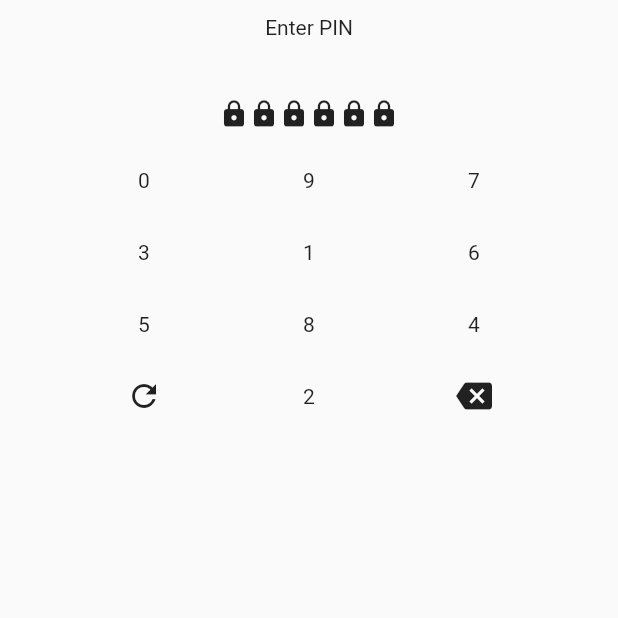
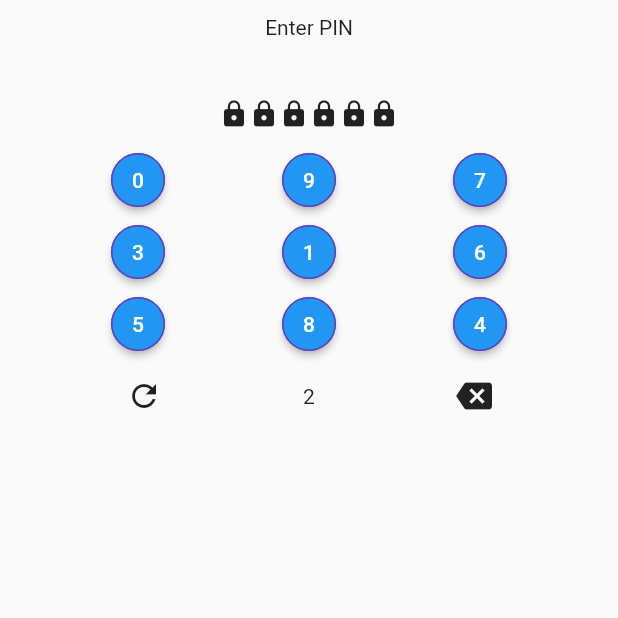
Before and after one commit to sumitsharansatsangi/flutter-pinpad, a Flutter app: the screen it shows after launch, after a tap on the "input" icon, on a phone screen of 412 x 824 dp, the top half of it. Run offline on Flutter 3.47's test engine with Material 2 defaults, Android fonts, the phone set to English and light mode, and no system bars.

Commit message:
button style added

```diff
--- a/example/lib/main.dart
+++ b/example/lib/main.dart
@@ -36,7 +36,8 @@ class MyHomePageState extends State<MyHomePage> {
 
   Future _getPin() async {
     var pin =
-        await PinPadHelper.requestPin(context: context, pinpad: const PinPad());
+        await PinPadHelper.requestPin(context: context,
+            pinpad:  PinPad(buttonStyle: ElevatedButton.styleFrom(shape: const CircleBorder(side: BorderSide(color: Colors.deepPurple)) ) ));
     setState(() {
       _pin = pin ?? "";
     });
--- a/lib/keypad.dart
+++ b/lib/keypad.dart
@@ -5,7 +5,7 @@ class KeyPad extends StatelessWidget {
   final Decoration? decoration;
 
   /// decoration for the buttons on the KeyPad.
-  final Decoration? buttonDecoration;
+  final ButtonStyle? buttonStyle;
 
   /// to scramble the position of input keys.
   final bool scrambleKeys;
@@ -24,7 +24,7 @@ class KeyPad extends StatelessWidget {
   const KeyPad(this.numbers, this.addInput, this.removeInput, this.clear,
       [this.scrambleKeys = true,
       this.decoration,
-      this.buttonDecoration,
+      this.buttonStyle,
       this.buttonTextStyle,
       Key? key])
       : super(key: key);
@@ -48,8 +48,9 @@ class KeyPad extends StatelessWidget {
     return Row(
       mainAxisAlignment: MainAxisAlignment.spaceEvenly,
       children: inputs
-          .map((value) => IconButton(
-                icon: Text(value.toString(), style: buttonTextStyle),
+          .map((value) => ElevatedButton(
+                style: buttonStyle,
+                child: Text(value.toString(), style: buttonTextStyle),
                 onPressed: () => addInput(value.toString()),
               ))
           .toList(),
--- a/lib/pinpad.dart
+++ b/lib/pinpad.dart
@@ -9,7 +9,7 @@ class PinPad extends StatefulWidget {
   final int pinLength;
 
   /// decoration for the buttons on the KeyPad.
-  final Decoration buttonDecoration;
+  final ButtonStyle? buttonStyle;
 
   /// styles for the buttons on the KeyPad
   final TextStyle buttonTextStyle;
@@ -44,7 +44,7 @@ class PinPad extends StatefulWidget {
       this.margin = const EdgeInsets.all(5.0),
       this.decoration = const BoxDecoration(),
       this.keyPadDecoration = const BoxDecoration(),
-      this.buttonDecoration = const BoxDecoration(),
+      this.buttonStyle,
       this.buttonTextStyle = const TextStyle(),
       this.title = const Text("Enter PIN")});
 
@@ -119,7 +119,7 @@ class PinPadState extends State<PinPad> {
                   clear,
                   widget.scrambleKeys,
                   widget.keyPadDecoration,
-                  widget.buttonDecoration,
+                  widget.buttonStyle,
                   widget.buttonTextStyle)
             ],
           ),
```
